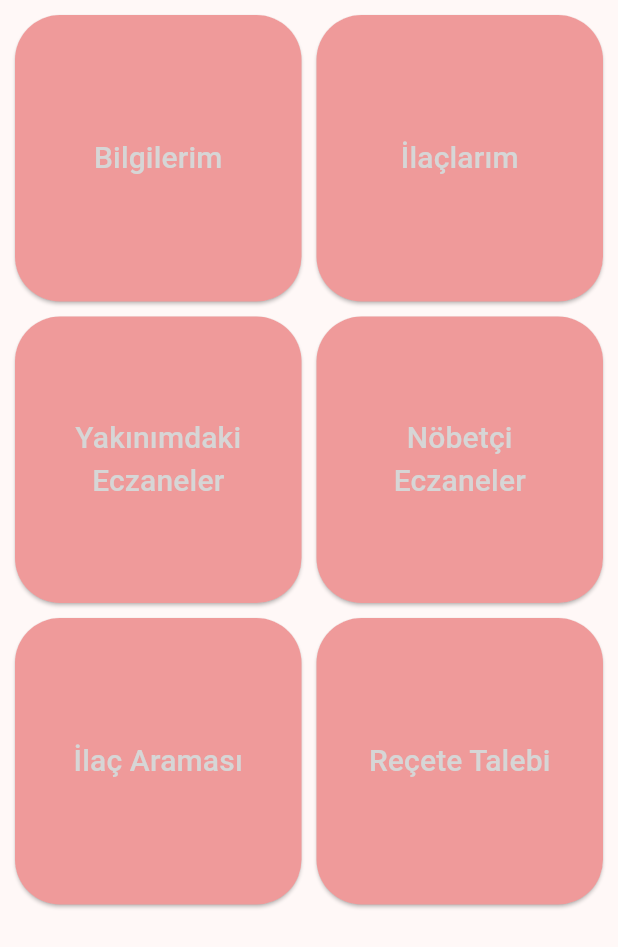
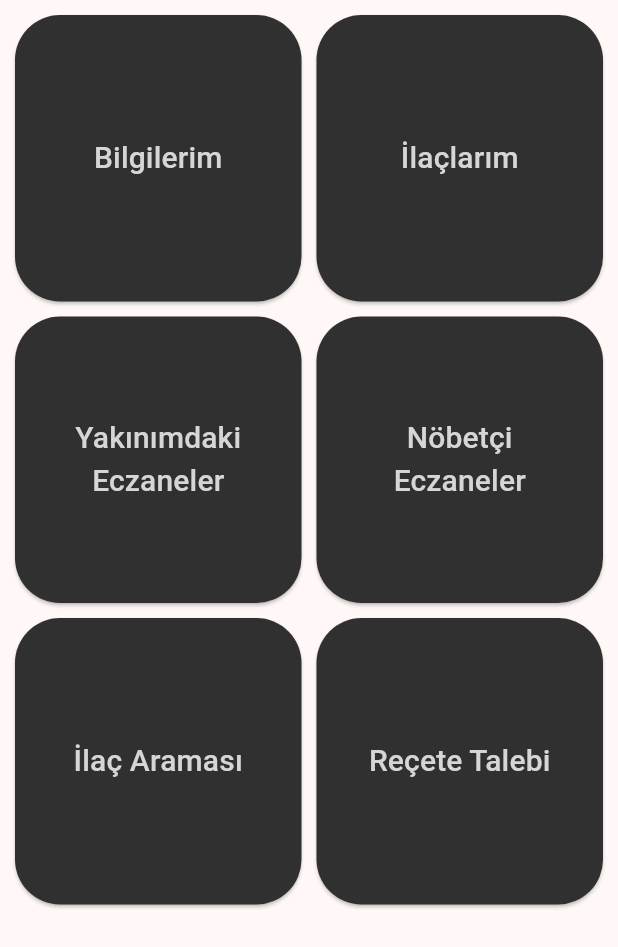
Before and after one commit to meteinam/e_czane, a Flutter app: the EczaneListView widget shown alone on an empty page, opened directly, on a phone screen of 412 x 824 dp. Shown: the top 947 px of the screen. Run offline on Flutter 3.47's test engine with Material 3 defaults, Android fonts, the phone set to English and light mode, and no system bars.

Commit message:
new widgets added

```diff
--- /dev/null
+++ b/lib/constants.dart
@@ -0,0 +1,5 @@
+import 'package:flutter/material.dart';
+
+Padding eczaneSmallPadding = const Padding(padding: EdgeInsets.all(5));
+Padding eczaneMidPadding = const Padding(padding: EdgeInsets.all(15));
+Padding eczaneBigPadding = const Padding(padding: EdgeInsets.all(25));
--- a/lib/main.dart
+++ b/lib/main.dart
@@ -1,5 +1,5 @@
+import 'package:e_czane/screens/welcome_page.dart';
 import 'package:e_czane/style/color.dart';
-import 'package:e_czane/widgets/eczane_scaffold.dart';
 import 'package:flutter/material.dart';
 
 void main() {
@@ -33,6 +33,6 @@ class MyHomePage extends StatefulWidget {
 class _MyHomePageState extends State<MyHomePage> {
   @override
   Widget build(BuildContext context) {
-    return const EczaneScaffold();
+    return const WelcomePage();
   }
 }
--- a/lib/style/button_style.dart
+++ b/lib/style/button_style.dart
@@ -3,6 +3,13 @@ import 'package:flutter/material.dart';
 
 final ButtonStyle button1 = ElevatedButton.styleFrom(
     maximumSize: const Size(120, 120),
-    backgroundColor: eczaneRed,
+    backgroundColor: eczaneDarkGrey,
     shape: const RoundedRectangleBorder(
         borderRadius: BorderRadius.all(Radius.circular(30))));
+
+final ButtonStyle button2 = ElevatedButton.styleFrom(
+    minimumSize: const Size(200, 40),
+    maximumSize: const Size(200, 40),
+    backgroundColor: eczaneDarkGrey,
+    shape: const RoundedRectangleBorder(
+        borderRadius: BorderRadius.all(Radius.circular(120))));
--- a/lib/style/color.dart
+++ b/lib/style/color.dart
@@ -1,5 +1,6 @@
 import 'package:flutter/material.dart';
 
-Color eczaneLightGray = Colors.grey[350]!;
+Color eczaneLightGrey = Colors.grey[350]!;
 Color eczaneRed = Colors.red[200]!;
 Color eczaneDarkRed = Colors.red[900]!;
+Color eczaneDarkGrey = Colors.grey[850]!;
--- a/lib/style/text_sytle.dart
+++ b/lib/style/text_sytle.dart
@@ -3,15 +3,15 @@ import 'package:flutter/material.dart';
 
 final textStyleSmall = TextStyle(
   fontSize: 20,
-  color: eczaneLightGray,
+  color: eczaneLightGrey,
 );
 
 final textStyleMid = TextStyle(
-  fontSize: 30,
-  color: eczaneLightGray,
+  fontSize: 25,
+  color: eczaneLightGrey,
 );
 
 final textStyleBig = TextStyle(
   fontSize: 40,
-  color: eczaneLightGray,
+  color: eczaneLightGrey,
 );
--- a/lib/widgets/eczane_appbar.dart
+++ b/lib/widgets/eczane_appbar.dart
@@ -19,7 +19,7 @@ class __EczaneAppbarStateState extends State<EczaneAppbar> {
       backgroundColor: Theme.of(context).colorScheme.primary,
       leading: IconButton(
         onPressed: () {},
-        icon: Icon(Icons.arrow_back, color: eczaneLightGray),
+        icon: Icon(Icons.arrow_back, color: eczaneLightGrey),
       ),
       title: Text(
         'Eczane',
@@ -28,11 +28,11 @@ class __EczaneAppbarStateState extends State<EczaneAppbar> {
       actions: [
         IconButton(
           onPressed: () {},
-          icon: Icon(Icons.message_rounded, color: eczaneLightGray),
+          icon: Icon(Icons.message_rounded, color: eczaneLightGrey),
         ),
         IconButton(
           onPressed: () {},
-          icon: Icon(Icons.settings_rounded, color: eczaneLightGray),
+          icon: Icon(Icons.settings_rounded, color: eczaneLightGrey),
         ),
       ],
     );
--- a/lib/widgets/eczane_listview.dart
+++ b/lib/widgets/eczane_listview.dart
@@ -12,17 +12,35 @@ class _EczaneListViewState extends State<EczaneListView> {
   @override
   Widget build(BuildContext context) {
     return GridView.count(
-      crossAxisCount: 2, // 2 sütunlu GridViewButtond
-      mainAxisSpacing: 10.0, // Dikey boşluk
-      crossAxisSpacing: 10.0, // Yatay boşluk
+      crossAxisCount: 2,
+      mainAxisSpacing: 10.0,
+      crossAxisSpacing: 10.0,
       padding: const EdgeInsets.all(10.0),
-      children: const <Widget>[
-        GridViewButton(title: 'Bilgilerim'),
-        GridViewButton(title: 'İlaçlarım'),
-        GridViewButton(title: 'Yakınımdaki Eczaneler'),
-        GridViewButton(title: 'Nöbetçi Eczaneler'),
-        GridViewButton(title: 'İlaç Araması'),
-        GridViewButton(title: 'Reçete Talebi'),
+      children: <Widget>[
+        GridViewButton(
+          title: 'Bilgilerim',
+          onPressed: () {},
+        ),
+        GridViewButton(
+          title: 'İlaçlarım',
+          onPressed: () {},
+        ),
+        GridViewButton(
+          title: 'Yakınımdaki Eczaneler',
+          onPressed: () {},
+        ),
+        GridViewButton(
+          title: 'Nöbetçi Eczaneler',
+          onPressed: () {},
+        ),
+        GridViewButton(
+          title: 'İlaç Araması',
+          onPressed: () {},
+        ),
+        GridViewButton(
+          title: 'Reçete Talebi',
+          onPressed: () {},
+        ),
       ],
     );
   }
--- a/pubspec.yaml
+++ b/pubspec.yaml
@@ -59,8 +59,8 @@ flutter:
   uses-material-design: true
 
   # To add assets to your application, add an assets section, like this:
-  # assets:
-  #   - images/a_dot_burr.jpeg
+  assets:
+    - images/
   #   - images/a_dot_ham.jpeg
 
   # An image asset can refer to one or more resolution-specific "variants", see
```
Also changed, not shown: lib/screens/login_page.dart (added, +21 -0 lines), lib/screens/welcome_page.dart (added, +21 -0 lines), lib/widgets/eczane_buttons.dart (+23 -1 lines), lib/widgets/eczane_scaffold.dart (+20 -8 lines), lib/widgets/eczane_textfield.dart (added, +27 -0 lines), images/arka_plan_alt.png (added), images/arka_plan_üst.png (added), images/download.png (added), images/download1.png (added), images/e-czane-logo-1.png (added).
